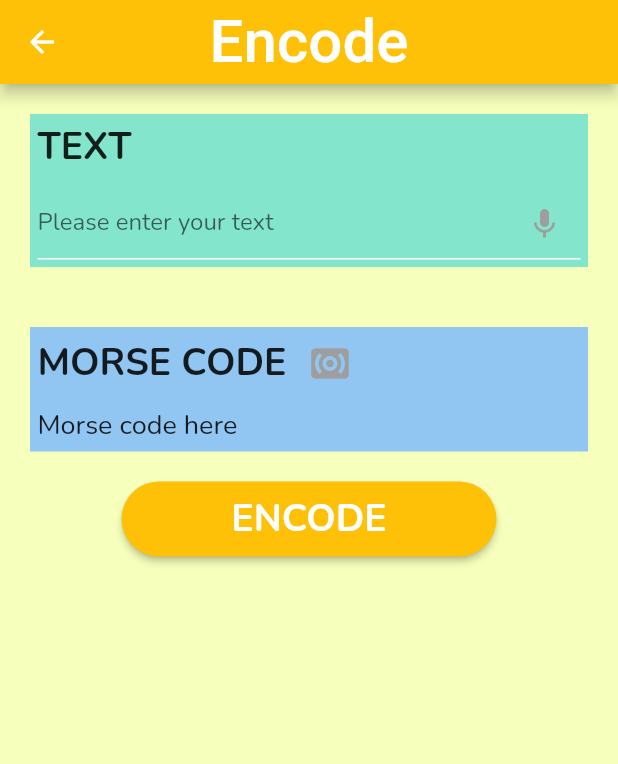
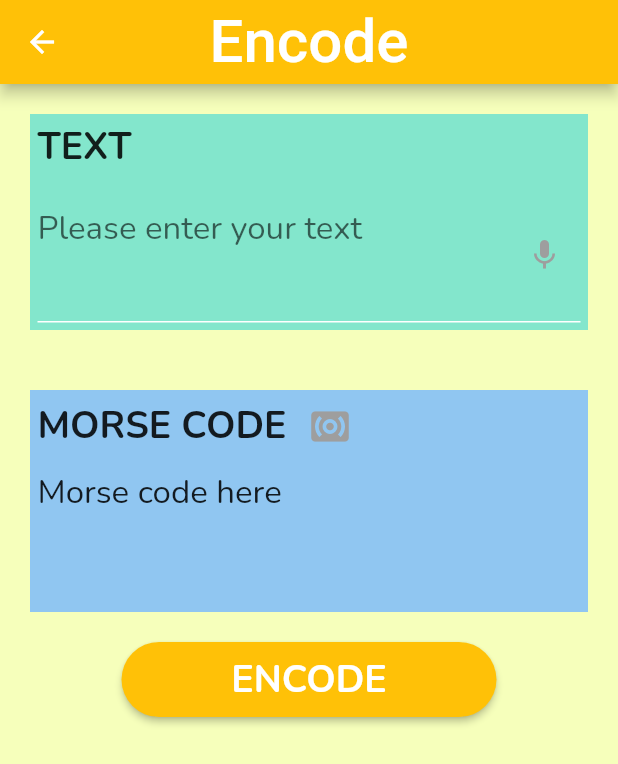
Before and after one commit to hueymiin1999/audio-morse-app, a Flutter app: the EncodePage screen opened by its route, after a tap on "ENCODE", on a phone screen of 412 x 824 dp. Shown: the top 764 px of the screen. Run offline on Flutter 3.47's test engine with Material 2 defaults, Android fonts, the phone set to English and light mode, and no system bars; our stand-ins replace get_it; network calls fail; Roboto replaces fonts that are missing (CarterOne).

Commit message:
page UI change, improve encode logic

```diff
--- a/lib/encode/encode_page.dart
+++ b/lib/encode/encode_page.dart
@@ -26,6 +26,7 @@ class _EncodePageState extends State<EncodePage> {
 
   @override
   Widget build(BuildContext context) {
+    const int maxline = 3;
     return Scaffold(
       appBar: AppBar(
         title: const Text(
@@ -38,7 +39,8 @@ class _EncodePageState extends State<EncodePage> {
         //leading: const Icon(Icons.arrow_back_ios_new_rounded),
       ),
       backgroundColor: const Color.fromARGB(255, 246, 255, 187),
-      body: Column(
+      body: SingleChildScrollView(
+        child: Column(
           children: [
             // Text Box
             Container(
@@ -52,15 +54,19 @@ class _EncodePageState extends State<EncodePage> {
                     padding: EdgeInsets.all(5.0),
                     child: Text(
                       "TEXT",
-                    style: TextStyle(fontSize: 25, fontWeight: FontWeight.bold),
+                      style:
+                          TextStyle(fontSize: 25, fontWeight: FontWeight.bold),
                     ),
                   ),
                   Container(
                     margin: const EdgeInsets.all(5.0),
-                  child: Form(
+                    height: maxline * 30,
                     child: TextField(
                       controller: textController,
+                      maxLines: maxline,
+                      style: const TextStyle(fontSize: 22),
                       decoration: InputDecoration(
+                          hintStyle: const TextStyle(fontSize: 22),
                           hintText: "Please enter your text",
                           enabledBorder: const UnderlineInputBorder(
                               borderSide: BorderSide(color: Colors.white)),
@@ -72,7 +78,7 @@ class _EncodePageState extends State<EncodePage> {
                                 Icons.mic,
                                 color: Colors.grey,
                               ))),
-                  )),
+                    ),
                   ),
                 ],
               ),
@@ -107,14 +113,16 @@ class _EncodePageState extends State<EncodePage> {
                   ),
                   Container(
                       margin: const EdgeInsets.all(5.0),
+                      height: maxline * 30,
                       child: (encode != null)
                           ? Text(
                               encode!.encodedMessage.toString(),
-                            style: const TextStyle(fontSize: 18),
+                              style: const TextStyle(fontSize: 30),
                             )
                           : const Text(
                               "Morse code here",
-                            style: TextStyle(fontSize: 18),
+                              style: TextStyle(fontSize: 22),
+                              maxLines: maxline,
                             )),
                 ],
               ),
@@ -122,7 +130,7 @@ class _EncodePageState extends State<EncodePage> {
             ElevatedButton(
                 onPressed: (() async {
                   encode = await viewModel.getEncodedMes(textController.text);
-                // print(encode!.encodedMessage);
+                  //print(encode!.encodedMessage);
                   setState(() {});
                 }),
                 style: ElevatedButton.styleFrom(
@@ -139,6 +147,7 @@ class _EncodePageState extends State<EncodePage> {
                 )),
           ],
         ),
+      ),
     );
   }
 }
--- a/lib/encode/encode_viewmodel.dart
+++ b/lib/encode/encode_viewmodel.dart
@@ -18,8 +18,19 @@ class EncodeViewModel extends Viewmodel {
   Future<Encode> getEncodedMes(String textMes) async {
     //turnBusy();
     Encode e1 = await dataService.sendTextMessage(textMes);
-    // print(e1.encodedMessage);
+    String? changedMes = e1.encodedMessage;
+    changedMes = changedMes!.replaceAll("/", " ");
+    changedMes = changedMes.replaceAll(";", "   ");
+    print("changed message = " + changedMes);
+    e1.encodedMessage = changedMes;
+
     return e1;
     //turnIdle();
   }
+
+  Future<String?> changeFormat(String rawMes) async {
+    String? changedMes = "a" + " a" + "   a" + "    a";
+    print(changedMes);
+    return changedMes;
+  }
 }
--- a/lib/services/rest_service.dart
+++ b/lib/services/rest_service.dart
@@ -20,7 +20,7 @@ class RestService {
 
   static const String baseUrl =
       //'https://us-central1-beautyfood-app-rest.cloudfunctions.net/api';
-      'http://192.168.1.104:105';
+      'http://192.168.1.105:105';
 
   Future get(String endpoint) async {
     final response = await http.get(Uri.parse('$baseUrl/$endpoint'));
```
Also changed, not shown: lib/decode/decode_page.dart (+18 -6 lines). Lines whose indentation alone changed are shown as unchanged.
